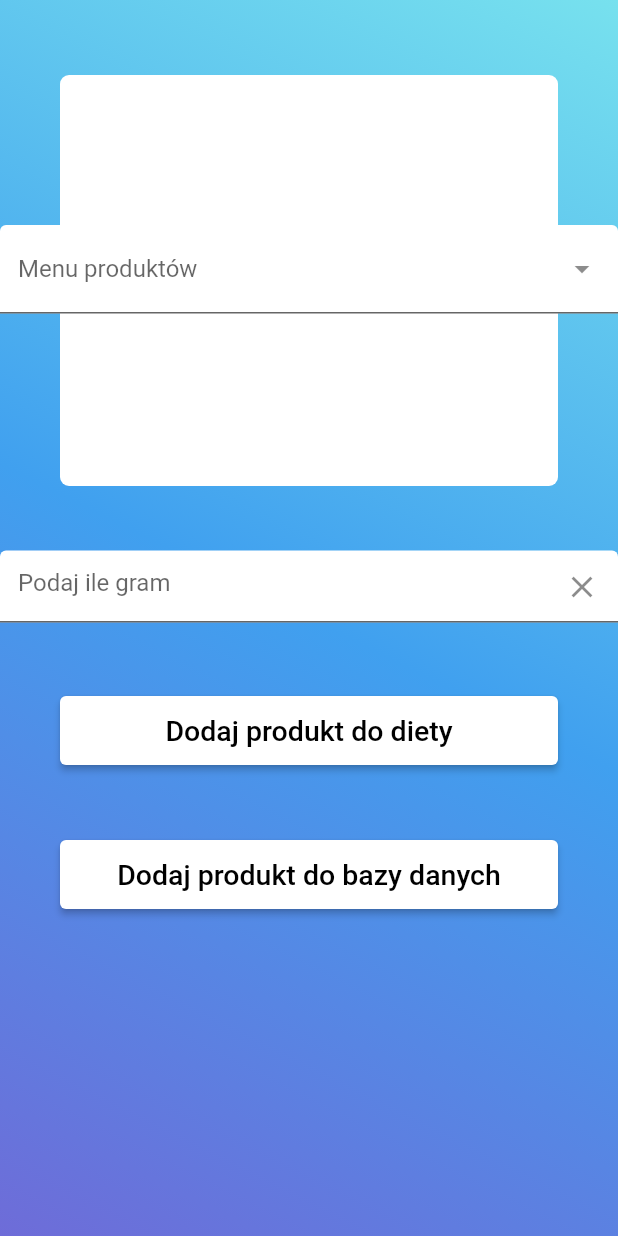
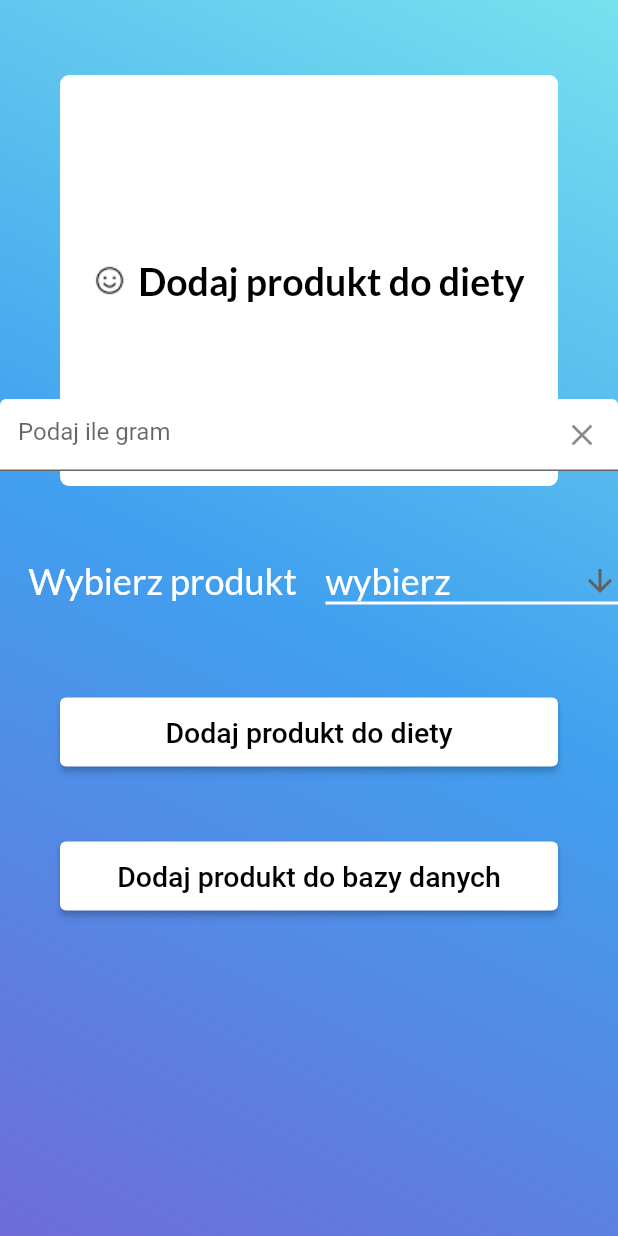
Before and after one commit to Marioo990/Chudo_app, a Flutter app: the DanieWidok screen opened directly, on a phone screen of 412 x 824 dp. Run offline on Flutter 3.47's test engine with Material 2 defaults, Android fonts, the phone set to English and light mode, and no system bars; drawn by our look-alikes of dropdown_search; our stand-ins replace firebase_auth, firebase_core, google_fonts, hive_flutter; accounts and stored records are empty.

Commit message:
aktualne na 18/0/19/12/2022

```diff
--- a/lib/DanieWidok.dart
+++ b/lib/DanieWidok.dart
@@ -1,3 +1,5 @@
+
+
 import 'package:dropdown_search/dropdown_search.dart';
 import 'package:flutter/cupertino.dart';
 import 'package:flutter/material.dart';
@@ -8,12 +10,9 @@ import 'package:flutter/cupertino.dart';
 import 'package:flutter/material.dart';
 import 'package:flutter/services.dart';
 
-import 'MyHomePage.dart';
-
 
 import 'DodawanieDoBazy.dart';
 import 'main.dart';
-
 class DanieWidok extends StatefulWidget {
   @override
   State<DanieWidok> createState() => _DanieWidokState();
@@ -79,43 +78,33 @@ class _DanieWidokState extends State<DanieWidok> {
                   )),
             ),
             Padding(
-              padding: EdgeInsets.only(top: 150.0),
+              padding: EdgeInsets.only(top: 50.0, bottom: 100),
               child: Container(
                 alignment: FractionalOffset.center,
-                child: ListView(
-
-                  children: [
-                    DropdownSearch<String>(
-                      mode: Mode.MENU,
-                      showSelectedItems: true,
-                      items: ["kotlet", "cola ", "bułka", 'ser zółty'],
-                      dropdownSearchDecoration: const InputDecoration(
-                        filled: true,
-                        fillColor: Colors.white,
-                        labelText: "Menu produktów",
-                        hintText: "Wybierz produkt",
+                child: Row(
+                    mainAxisAlignment: MainAxisAlignment.center,
+                    children: <Widget>[
+                      Expanded(
+                        child: Text("Wybierz produkt",
+                            textAlign: TextAlign.center,
+                            style: GoogleFonts.lato(
+                                textStyle: TextStyle(
+                                    fontSize: 24.0,
+                                    height: 1.2,
+                                    color: Colors.white,
+                                    fontWeight: FontWeight.w400))),
                       ),
-                      popupItemDisabled: isItemDisabled,
-                      onChanged: itemSelectionChanged,
-                      //selectedItem: "",
-                      showSearchBox: true,
-                      searchFieldProps: TextFieldProps(
-                        cursorColor: Colors.blue,
-                      ),
-                    ),
-                  ],
-                ),
+                      Jedzenie(),
+                    ]),
               ),
             ),
 
             Padding(
-              padding: EdgeInsets.only(top: 150.0),
+              padding: EdgeInsets.only(top: 50.0),
               child: Column(
                 crossAxisAlignment: CrossAxisAlignment.end,
                 mainAxisAlignment: MainAxisAlignment.center,
                 children: [
-
-
                   TextField(
                     controller: _liczba_gram,
                     decoration: InputDecoration(
@@ -135,7 +124,7 @@ class _DanieWidokState extends State<DanieWidok> {
                     ],
                   ),
 
-                  Padding(padding: EdgeInsets.only(top: 48.0),
+                  Padding(padding: EdgeInsets.only(top: 150.0),
                       child: Container(
                           alignment: Alignment.center,
                           margin: EdgeInsets.only(left: 40.0, right: 40.0),
@@ -184,7 +173,6 @@ class _DanieWidokState extends State<DanieWidok> {
                             ),
                           ))
                   ),
-
                 ],
               ),
             ),
@@ -195,21 +183,74 @@ class _DanieWidokState extends State<DanieWidok> {
   }
 }
 
-bool isItemDisabled(String s) {
-  //return s.startsWith('I');
+class Jedzenie extends StatefulWidget {
+  const Jedzenie({key});
 
-  if (s.startsWith('I')) {
-    return true;
-  } else {
-    return false;
-  }
+  @override
+  State<Jedzenie> createState() => _jedzenie();
 }
 
-void itemSelectionChanged(String? s) {
-  print(s);
+class _jedzenie extends State<Jedzenie> {
+  late int idd;
+
+
+  final _produkt = Produkt.produktList();
+  List<Produkt> produkt_list = [];
+  Produkt? dropdownValue;
+
+  @override
+  void initState() {
+    produkt_list = _produkt;
+    Produkt dropdownValue = produkt_list.first;
+    super.initState();
+  }
+
+  @override
+  Widget build(BuildContext context) {
+    return DropdownButton<Produkt>(
+      hint: Text(
+        'wybierz',
+        textAlign: TextAlign.center,
+        style: GoogleFonts.lato(
+            textStyle: TextStyle(
+                fontSize: 24.0,
+                height: 1.2,
+                color: Colors.white,
+                fontWeight: FontWeight.w400)),
+      ),
+      value: dropdownValue,
+      icon: const Icon(Icons.arrow_downward),
+      elevation: 16,
+      style: const TextStyle(color: Colors.black),
+      underline: Container(
+        height: 2,
+        color: Colors.white,
+      ),
+      onChanged: (Produkt? value) {
+        // This is called when the user selects an item.
+        setState(() {
+          dropdownValue = value!;
+          //przekaz(value);
+        });
+      },
+      items: produkt_list.map<DropdownMenuItem<Produkt>>((Produkt value) {
+        return DropdownMenuItem<Produkt>(
+          value: value,
+          child: Text(
+            value.nazwa,
+            textAlign: TextAlign.center,
+            style: GoogleFonts.lato(
+                textStyle: TextStyle(
+                    fontSize: 24.0,
+                    height: 1.2,
+                    color: Colors.black,
+                    fontWeight: FontWeight.w400)),
+          ),
+        );
+
+      }).toList(),
+    );
+  }
+
+
 }
-
-String? zaznacony_produkt(String? s, String? userpost) {
-  userpost = s;
-  return userpost;
-}
--- a/lib/main.dart
+++ b/lib/main.dart
@@ -35,7 +35,7 @@ class Strings{
 import 'package:chudo_app/MyHomePage.dart';
 import 'package:hive_flutter/hive_flutter.dart';
 import 'PowitalnyWidok.dart';
-import 'testowy.dart';
+
 import 'package:firebase_core/firebase_core.dart';
 import 'package:flutter/material.dart';
 
```
Also changed, not shown: lib/Dane.dart (+45 -36 lines), lib/Edycja.dart (+50 -5 lines), lib/Zmienne.dart (+13 -73 lines).
